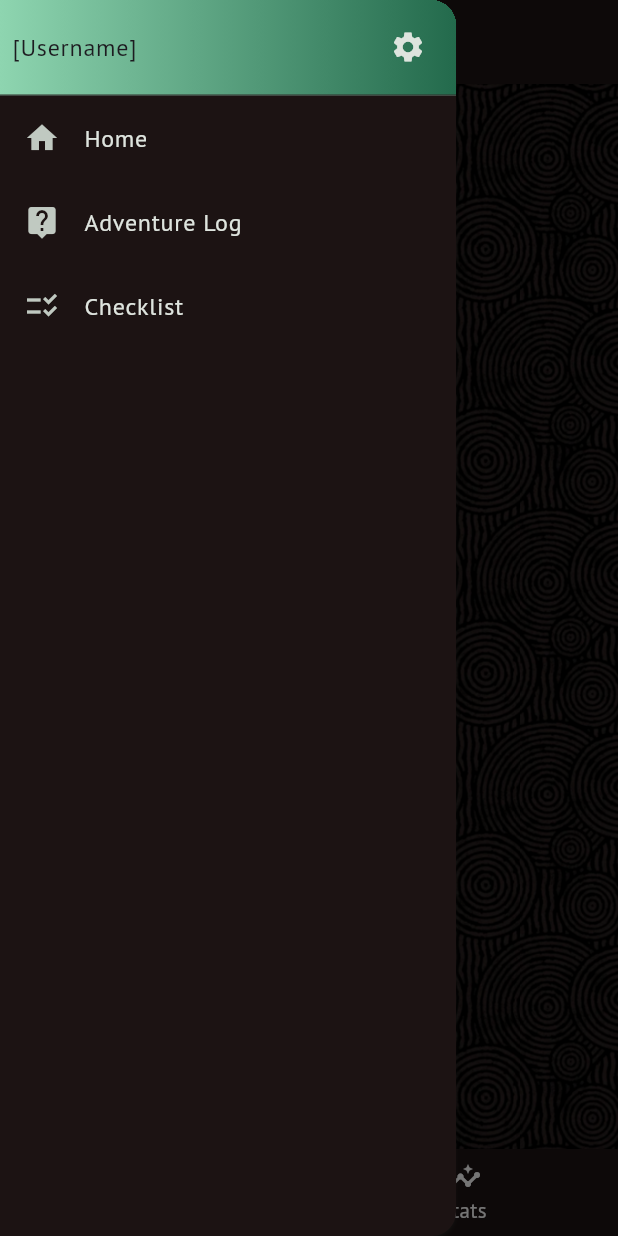
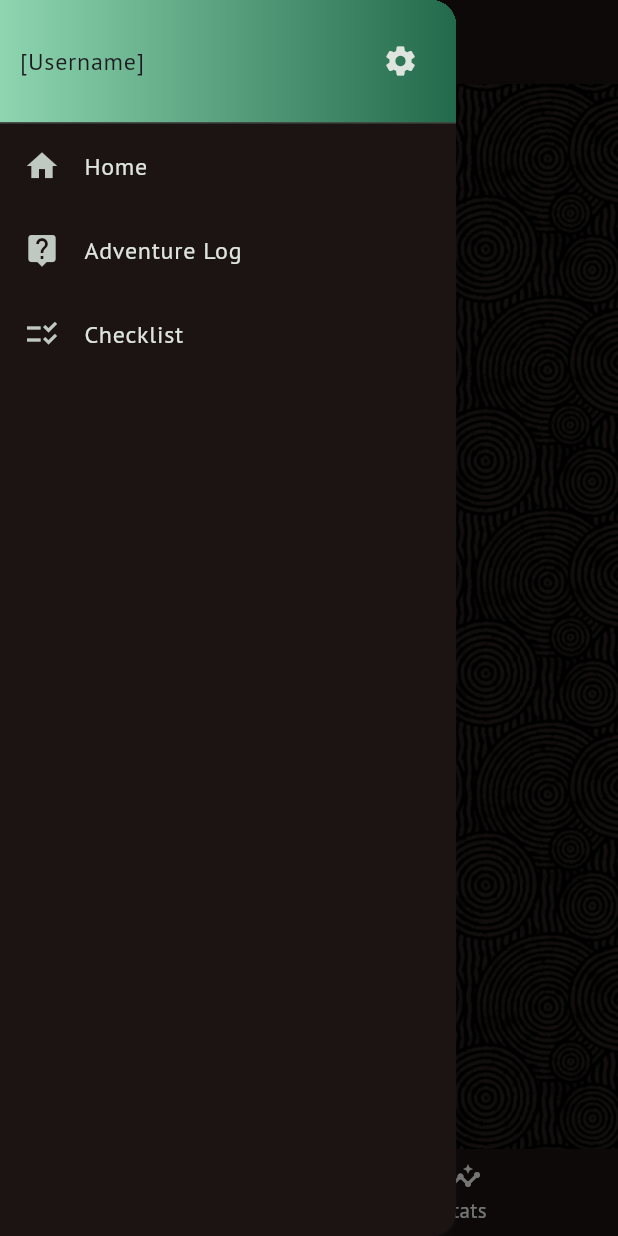
Before and after one commit to Yazmeen13/TOTK_Tracker, a Flutter app: the screen it shows after launch, item 2 of the bottom bar chosen, with the side drawer open, on a phone screen of 412 x 824 dp. Run offline on Flutter 3.47's test engine with Material 3 defaults, Android fonts, the light colour scheme and no system bars; our stand-ins replace google_fonts.

Commit message:
drawer fix

```diff
--- a/lib/widgets/main_drawer.dart
+++ b/lib/widgets/main_drawer.dart
@@ -12,12 +12,12 @@ class MainDrawer extends StatelessWidget {
       shadowColor: Theme.of(context).colorScheme.surfaceBright,
       child: Column(
         children: [
-          // Drawer Heading
           SizedBox(
-            height: 64,
+            height: (MediaQuery.sizeOf(context).height / 10)
+                .clamp(64, double.infinity),
             child: DrawerHeader(
               margin: const EdgeInsets.all(0.0),
-              padding: const EdgeInsets.all(0.0),
+              padding: const EdgeInsets.all(5.0),
               decoration: BoxDecoration(
                 gradient: LinearGradient(colors: [
                   Theme.of(context).colorScheme.primary,
@@ -29,14 +29,15 @@ class MainDrawer extends StatelessWidget {
                 child: Row(
                   mainAxisAlignment: MainAxisAlignment.spaceBetween,
                   children: [
-                    Text("[Username]",
-                    // style: TextStyle(color: Theme.of(context).colorScheme.onSurface),
+                    const Text(
+                      "[Username]",
+                      // style: TextStyle(color: Theme.of(context).colorScheme.onSurface),
                     ),
                     IconButton(
                       // iconSize: 36,
                       icon: const Icon(Icons.settings),
                       color: Theme.of(context).colorScheme.onSurface,
-                      onPressed: (){
+                      onPressed: () {
                         onSelectScreen(3, 'Settings');
                       },
                     ),
```
